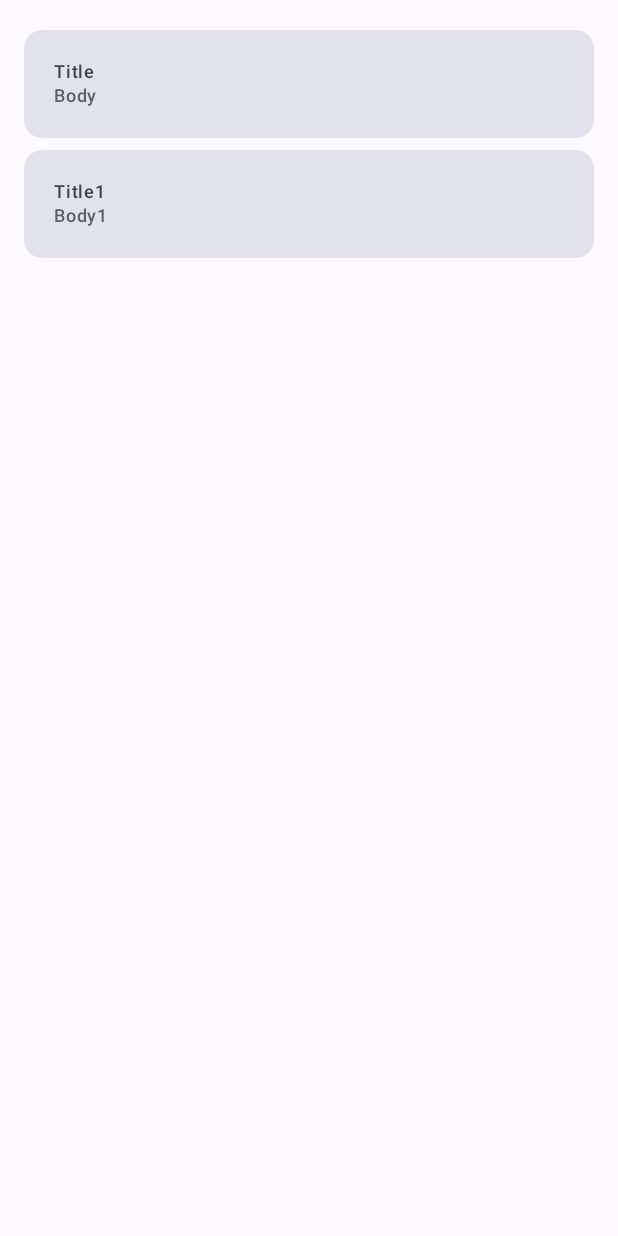
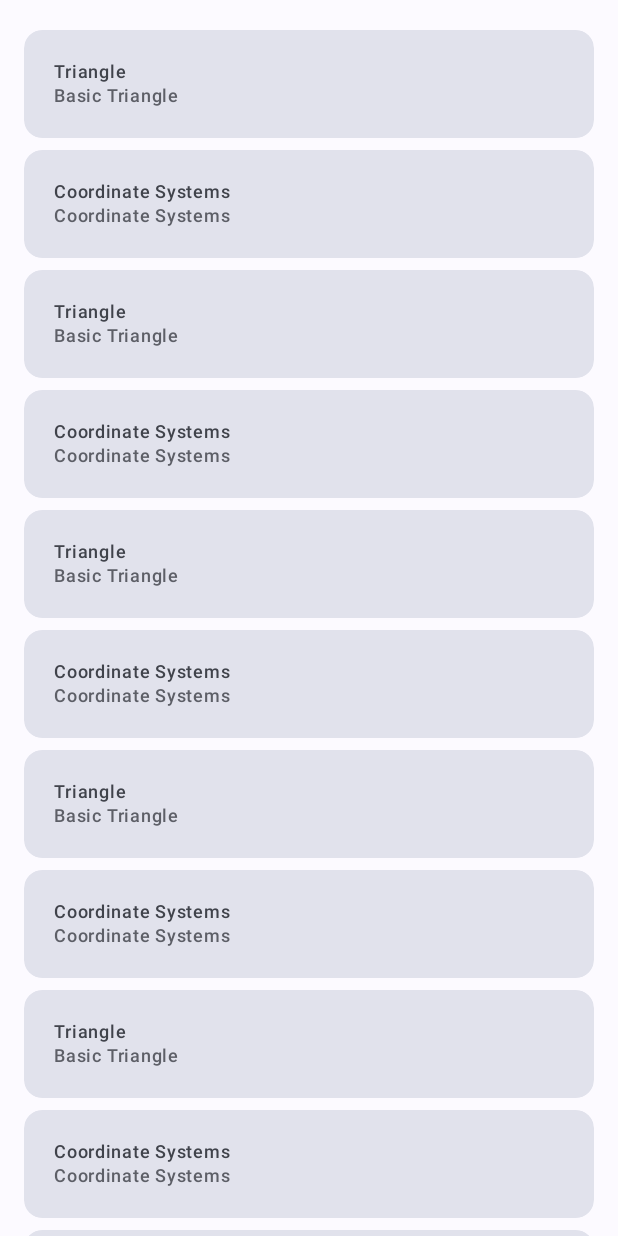
Before and after one commit to yeungeek/graphics, an Android app built with Jetpack Compose: the screen it shows after launch (MainActivity), on a phone screen of 412 x 824 dp. Run offline under Robolectric (Android 15) with nearby library versions, the phone set to English and light mode, and no system bars; our stand-ins replace window size class; libraries missing offline, so code that uses them is left out: com.google.accompanist.adaptive; 1 statement that could not run was skipped.

Commit message:
[add] add detail screen

```diff
--- a/OpenGLTutorial/app/src/main/AndroidManifest.xml
+++ b/OpenGLTutorial/app/src/main/AndroidManifest.xml
@@ -23,6 +23,9 @@
                 <category android:name="android.intent.category.LAUNCHER" />
             </intent-filter>
         </activity>
+        <activity
+            android:name=".ShaderDetailActivity"
+            android:exported="true" />
     </application>
 
 </manifest>
--- a/OpenGLTutorial/app/src/main/java/com/yeungeek/opengltutorial/MainActivity.kt
+++ b/OpenGLTutorial/app/src/main/java/com/yeungeek/opengltutorial/MainActivity.kt
@@ -1,11 +1,14 @@
 package com.yeungeek.opengltutorial
 
+import android.annotation.SuppressLint
 import android.os.Bundle
 import android.widget.Toast
 import androidx.activity.ComponentActivity
 import androidx.activity.compose.setContent
 import androidx.compose.foundation.layout.fillMaxSize
+import androidx.compose.material3.ExperimentalMaterial3Api
 import androidx.compose.material3.MaterialTheme
+import androidx.compose.material3.Scaffold
 import androidx.compose.material3.Surface
 import androidx.compose.material3.windowsizeclass.ExperimentalMaterial3WindowSizeClassApi
 import androidx.compose.material3.windowsizeclass.calculateWindowSizeClass
@@ -13,7 +16,7 @@ import androidx.compose.runtime.Composable
 import androidx.compose.ui.Modifier
 import androidx.compose.ui.tooling.preview.Preview
 import com.google.accompanist.adaptive.calculateDisplayFeatures
-import com.yeungeek.opengltutorial.data.local.LocalSampleDataProvider
+import com.yeungeek.opengltutorial.data.Sample
 import com.yeungeek.opengltutorial.ui.components.SampleListContent
 import com.yeungeek.opengltutorial.ui.theme.OpenGLTutorialTheme
 
@@ -32,21 +35,28 @@ class MainActivity : ComponentActivity() {
                     modifier = Modifier.fillMaxSize(),
                     color = MaterialTheme.colorScheme.background
                 ) {
-                    SampleListContent(
-                        SampleUIState(LocalSampleDataProvider.allSamples),
-                        navigateToDetail = { _, sampleTitle ->
-                            Toast.makeText(this, "Toast: $sampleTitle", Toast.LENGTH_SHORT).show()
-                        })
+                    SampleApp { sample ->
+                        startActivity(ShaderDetailActivity.newIntent(this, sample))
+                    }
                 }
             }
         }
     }
 }
 
+@SuppressLint("UnusedMaterial3ScaffoldPaddingParameter")
+@OptIn(ExperimentalMaterial3Api::class)
+@Composable
+fun SampleApp(navigateToDetail: (Sample) -> Unit) {
+    Scaffold(content = {
+        SampleListContent(navigateToDetail = navigateToDetail)
+    })
+}
+
 @Preview(showBackground = true)
 @Composable
-fun GreetingPreview() {
+fun OpenGLTutorialPreview() {
     OpenGLTutorialTheme {
-        SampleListContent(SampleUIState(LocalSampleDataProvider.allSamples))
+        SampleApp {}
     }
 }
--- a/OpenGLTutorial/app/src/main/java/com/yeungeek/opengltutorial/data/Sample.kt
+++ b/OpenGLTutorial/app/src/main/java/com/yeungeek/opengltutorial/data/Sample.kt
@@ -1,7 +1,9 @@
 package com.yeungeek.opengltutorial.data
 
+import java.io.Serializable
+
 data class Sample(
-    val id: Long,
+    val id: Int,
     val title: String,
     val body: String
-)
+) : Serializable
--- a/OpenGLTutorial/app/src/main/java/com/yeungeek/opengltutorial/data/local/LocalSampleDataProvider.kt
+++ b/OpenGLTutorial/app/src/main/java/com/yeungeek/opengltutorial/data/local/LocalSampleDataProvider.kt
@@ -3,8 +3,28 @@ package com.yeungeek.opengltutorial.data.local
 import com.yeungeek.opengltutorial.data.Sample
 
 object LocalSampleDataProvider {
+    const val SAMPLE_TYPE = 1000
+    const val SAMPLE_TYPE_TRIANGLE = SAMPLE_TYPE + 1
+    const val SAMPLE_TYPE_COORDINATE_SYSTEMS = SAMPLE_TYPE + 2
+
+    val sample = Sample(SAMPLE_TYPE_TRIANGLE, "Triangle", "Basic Triangle")
+
     val allSamples = listOf(
-        Sample(1, "Title", "Body"),
-        Sample(2, "Title1", "Body1")
+        Sample(SAMPLE_TYPE_TRIANGLE, "Triangle", "Basic Triangle"),
+        Sample(SAMPLE_TYPE_COORDINATE_SYSTEMS, "Coordinate Systems", "Coordinate Systems"),
+        Sample(3, "Triangle", "Basic Triangle"),
+        Sample(4, "Coordinate Systems", "Coordinate Systems"),
+        Sample(5, "Triangle", "Basic Triangle"),
+        Sample(6, "Coordinate Systems", "Coordinate Systems"),
+        Sample(8, "Triangle", "Basic Triangle"),
+        Sample(12, "Coordinate Systems", "Coordinate Systems"),
+        Sample(13, "Triangle", "Basic Triangle"),
+        Sample(45, "Coordinate Systems", "Coordinate Systems"),
+        Sample(46, "Triangle", "Basic Triangle"),
+        Sample(64, "Coordinate Systems", "Coordinate Systems"),
+        Sample(77, "Triangle", "Basic Triangle"),
+        Sample(88, "Coordinate Systems", "Coordinate Systems"),
+        Sample(99, "Triangle", "Basic Triangle"),
+        Sample(110, "Coordinate Systems", "Coordinate Systems"),
     )
 }
--- a/OpenGLTutorial/app/src/main/java/com/yeungeek/opengltutorial/ui/components/SampleItem.kt
+++ b/OpenGLTutorial/app/src/main/java/com/yeungeek/opengltutorial/ui/components/SampleItem.kt
@@ -28,14 +28,14 @@ fun SampleItem(
     modifier: Modifier = Modifier,
     isOpened: Boolean = false,
     isSelected: Boolean = false,
-    navigateToDetail: (Long, String) -> Unit,
+    navigateToDetail: (Sample) -> Unit,
 ) {
     Card(
         modifier = modifier
             .padding(horizontal = 16.dp, vertical = 4.dp)
             .semantics { selected = isSelected }
             .clip(CardDefaults.shape)
-            .clickable { navigateToDetail(sample.id, sample.title) },
+            .clickable { navigateToDetail(sample) },
         colors = CardDefaults.cardColors(
             containerColor = if (isSelected) MaterialTheme.colorScheme.primaryContainer
             else if (isOpened) MaterialTheme.colorScheme.secondaryContainer
@@ -59,12 +59,3 @@ fun SampleItem(
         }
     }
 }
-
-//@OptIn(ExperimentalMaterial3WindowSizeClassApi::class)
-//@Preview(showBackground = true)
-//@Composable
-//fun SampleItemPreview() {
-//    OpenGLTutorialTheme {
-//        SampleItem(Sample(1, "Title", "Body"))
-//    }
-//}
--- a/OpenGLTutorial/app/src/main/java/com/yeungeek/opengltutorial/ui/components/SampleListContent.kt
+++ b/OpenGLTutorial/app/src/main/java/com/yeungeek/opengltutorial/ui/components/SampleListContent.kt
@@ -6,33 +6,28 @@ import androidx.compose.foundation.lazy.LazyColumn
 import androidx.compose.foundation.lazy.items
 import androidx.compose.material3.MaterialTheme
 import androidx.compose.runtime.Composable
+import androidx.compose.runtime.remember
 import androidx.compose.ui.Modifier
 import androidx.compose.ui.unit.dp
 import com.yeungeek.opengltutorial.SampleUIState
+import com.yeungeek.opengltutorial.data.Sample
+import com.yeungeek.opengltutorial.data.local.LocalSampleDataProvider
 
 @Composable
 fun SampleListContent(
-    sampleUiState: SampleUIState,
+    navigateToDetail: (Sample) -> Unit = {},
     modifier: Modifier = Modifier,
-    navigateToDetail: (Long, String) -> Unit = { _, _ -> }
 ) {
+    val sampleUiState = remember { SampleUIState(LocalSampleDataProvider.allSamples) }
     LazyColumn(
         modifier = modifier
             .background(MaterialTheme.colorScheme.inverseOnSurface)
             .padding(top = 16.dp)
     ) {
-        items(items = sampleUiState.samples, key = { it.id }) { sample ->
-            SampleItem(sample = sample, navigateToDetail = { sampleId, sampleTitle ->
-                navigateToDetail(sampleId, sampleTitle)
+        items(items = sampleUiState.samples, key = { it.id }) { it ->
+            SampleItem(sample = it, navigateToDetail = { sample ->
+                navigateToDetail(sample)
             })
         }
     }
 }
-
-//@Preview
-//@Composable
-//fun SampleListContentPreview() {
-//    OpenGLTutorialTheme {
-//        SampleListContent(SampleUIState(LocalSampleDataProvider.allSamples))
-//    }
-//}
```
Also changed, not shown: OpenGLTutorial/app/src/main/java/com/yeungeek/opengltutorial/ShaderDetailActivity.kt (added, +49 -0 lines), OpenGLTutorial/app/src/main/java/com/yeungeek/opengltutorial/renderer/ShaderGLSurfaceView.kt (added, +36 -0 lines), OpenGLTutorial/app/src/main/java/com/yeungeek/opengltutorial/renderer/ShaderRenderer.kt (added, +19 -0 lines), OpenGLTutorial/app/src/main/java/com/yeungeek/opengltutorial/ui/components/SampleDetailScreen.kt (added, +79 -0 lines), OpenGLTutorial/app/src/main/java/com/yeungeek/opengltutorial/ui/components/ShaderComposable.kt (added, +28 -0 lines).
